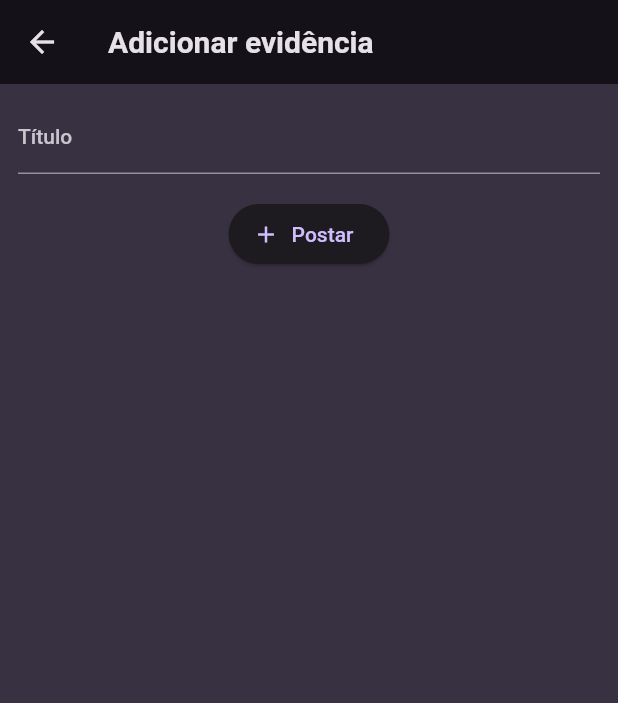
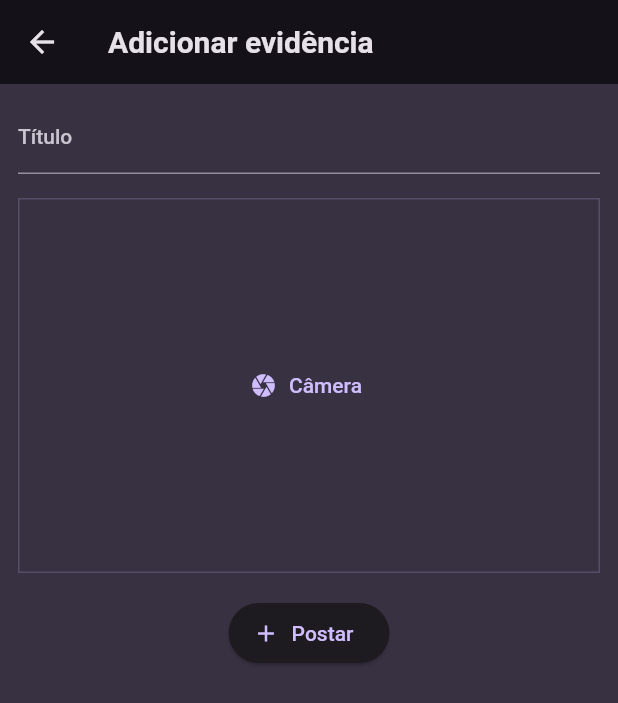
Before and after one commit to ArthurCorbellini/traffic_inspector, a Flutter app: the screen it shows after launch, after a tap on the "add" icon, on a phone screen of 412 x 824 dp. Shown: the top 703 px of the screen. Run offline on Flutter 3.47's test engine with Material 2 defaults, Android fonts, the phone set to English and light mode, and no system bars; our stand-ins replace flutter_riverpod, google_fonts, image_picker.

Commit message:
image picker widget

```diff
--- a/lib/models/evidence.dart
+++ b/lib/models/evidence.dart
@@ -1,10 +1,12 @@
+import 'dart:io';
 import 'package:uuid/uuid.dart';
 
 const uuid = Uuid();
 
 class Evidence {
-  Evidence({required this.title}) : id = uuid.v4();
+  Evidence({required this.title, required this.image}) : id = uuid.v4();
 
   final String id;
   final String title;
+  final File image;
 }
--- a/lib/providers/user_evidences_provider.dart
+++ b/lib/providers/user_evidences_provider.dart
@@ -1,3 +1,4 @@
+import 'dart:io';
 import 'package:flutter_riverpod/flutter_riverpod.dart';
 
 import 'package:traffic_inspector/models/evidence.dart';
@@ -5,8 +6,8 @@
 class UserEvidencesNotifier extends StateNotifier<List<Evidence>> {
   UserEvidencesNotifier() : super(const []);
 
-  void addEvidence(String title) {
-    final newEvidence = Evidence(title: title);
+  void addEvidence(String title, File image) {
+    final newEvidence = Evidence(title: title, image: image);
     state = [newEvidence, ...state];
   }
 }
--- a/lib/screens/evidences_add_screen.dart
+++ b/lib/screens/evidences_add_screen.dart
@@ -1,7 +1,9 @@
+import 'dart:io';
 import 'package:flutter/material.dart';
 import 'package:flutter_riverpod/flutter_riverpod.dart';
 
 import 'package:traffic_inspector/providers/user_evidences_provider.dart';
+import 'package:traffic_inspector/widgets/image_input_widget.dart';
 
 class EvidencesAddScreen extends ConsumerStatefulWidget {
   const EvidencesAddScreen({super.key});
@@ -14,13 +16,16 @@
 
 class _EvidencesAddScreenState extends ConsumerState<EvidencesAddScreen> {
   final _titleController = TextEditingController();
+  File? _selectedImage;
 
   void _saveEvidence() {
     final title = _titleController.text;
 
-    if (title.isEmpty) return;
+    if (title.isEmpty || _selectedImage == null) return;
 
-    ref.read(userEvidencesProvider.notifier).addEvidence(title);
+    ref
+        .read(userEvidencesProvider.notifier)
+        .addEvidence(title, _selectedImage!);
     Navigator.of(context).pop();
   }
 
@@ -47,9 +52,11 @@
               ),
               controller: _titleController,
             ),
-            const SizedBox(
-              height: 16,
-            ),
+            const SizedBox(height: 16),
+            ImageInput(onPickImage: (image) {
+              _selectedImage = image;
+            }),
+            const SizedBox(height: 16),
             ElevatedButton.icon(
               icon: const Icon(Icons.add),
               label: const Text('Postar'),
--- a/lib/screens/evidences_list_screen.dart
+++ b/lib/screens/evidences_list_screen.dart
@@ -28,8 +28,11 @@
           ),
         ],
       ),
-      body: EvidencesListWidget(
-        evidences: userEvidences,
+      body: Padding(
+        padding: const EdgeInsets.all(8.0),
+        child: EvidencesListWidget(
+          evidences: userEvidences,
+        ),
       ),
     );
   }
--- a/lib/widgets/evidences_list_widget.dart
+++ b/lib/widgets/evidences_list_widget.dart
@@ -25,6 +25,10 @@
     return ListView.builder(
       itemCount: evidences.length,
       itemBuilder: (ctx, index) => ListTile(
+        leading: CircleAvatar(
+          backgroundImage: FileImage(evidences[index].image),
+          radius: 26,
+        ),
         title: Text(
           evidences[index].title,
           style: Theme.of(context)
--- /dev/null
+++ b/lib/widgets/image_input_widget.dart
@@ -0,0 +1,74 @@
+import 'dart:io';
+import 'package:flutter/material.dart';
+import 'package:image_picker/image_picker.dart';
+
+class ImageInput extends StatefulWidget {
+  const ImageInput({super.key, required this.onPickImage});
+
+  final void Function(File image) onPickImage;
+
+  @override
+  State<ImageInput> createState() {
+    return _ImageInputState();
+  }
+}
+
+class _ImageInputState extends State<ImageInput> {
+  File? _selectedImage;
+
+  void _takePicture() async {
+    final pickedImage = await ImagePicker().pickImage(
+      source: ImageSource.camera,
+      maxWidth: 600,
+    );
+
+    if (pickedImage == null) return;
+
+    setState(() {
+      _selectedImage = File(pickedImage.path);
+    });
+
+    widget.onPickImage(_selectedImage!);
+  }
+
+  @override
+  Widget build(BuildContext context) {
+    Widget content = TextButton.icon(
+      onPressed: _takePicture,
+      icon: const Icon(Icons.camera),
+      label: const Text('Câmera'),
+    );
+
+    if (_selectedImage != null) {
+      content = GestureDetector(
+        onTap: _takePicture,
+        child: Image.file(
+          _selectedImage!,
+          fit: BoxFit.cover,
+          width: double.infinity,
+          height: double.infinity,
+        ),
+      );
+
+      //  content = Image.file(
+      //   _selectedImage!,
+      //   fit: BoxFit.cover,
+      //   width: double.infinity,
+      //   height: double.infinity,
+      // );
+    }
+
+    return Container(
+      decoration: BoxDecoration(
+        border: Border.all(
+          width: 1,
+          color: Theme.of(context).colorScheme.primary.withOpacity(0.2),
+        ),
+      ),
+      height: 250,
+      width: double.infinity,
+      alignment: Alignment.center,
+      child: content,
+    );
+  }
+}
```
Also changed, not shown: lib/data/dummy_evidences.dart (deleted, +0 -13 lines), lib/screens/evidences_detail_screen.dart (+9 -8 lines), pubspec.yaml (+3 -4 lines), pubspec.lock, 1 other file.
